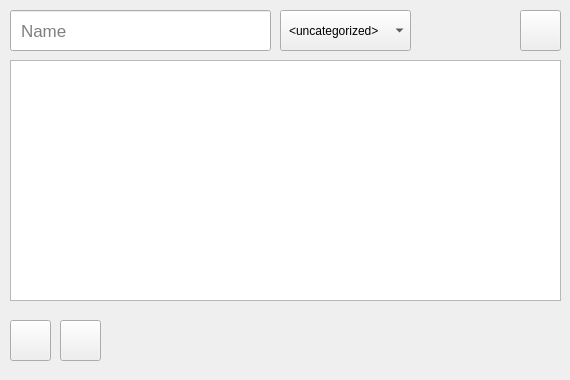
DelevoXDG/FlashcardMaster, file app/modules/ui/deck_widget.ui: the form before one commit.
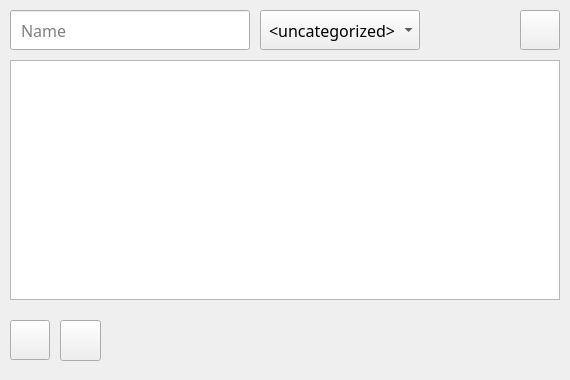
The form after the commit. Icons and pictures are not drawn.

Patch:
```diff
--- a/app/modules/ui/deck_widget.ui
+++ b/app/modules/ui/deck_widget.ui
@@ -10,16 +10,31 @@
     <height>380</height>
    </rect>
   </property>
+  <property name="minimumSize">
+   <size>
+    <width>570</width>
+    <height>380</height>
+   </size>
+  </property>
+  <property name="maximumSize">
+   <size>
+    <width>570</width>
+    <height>380</height>
+   </size>
+  </property>
   <property name="windowTitle">
    <string>Deck Editor</string>
   </property>
+  <property name="styleSheet">
+   <string notr="true">font-family: Noto Sans SC;</string>
+  </property>
   <widget class="QPushButton" name="add_button">
    <property name="geometry">
     <rect>
      <x>10</x>
      <y>320</y>
-     <width>41</width>
-     <height>41</height>
+     <width>40</width>
+     <height>40</height>
     </rect>
    </property>
    <property name="cursor">
@@ -76,19 +91,20 @@
     <rect>
      <x>10</x>
      <y>10</y>
-     <width>261</width>
-     <height>41</height>
+     <width>240</width>
+     <height>40</height>
     </rect>
    </property>
    <property name="font">
     <font>
-     <family>Arial</family>
-     <pointsize>13</pointsize>
+     <family>Noto Sans SC</family>
+     <pointsize>-1</pointsize>
     </font>
    </property>
    <property name="styleSheet">
     <string notr="true">QLineEdit {
-                        padding-left: 8px;
+padding-left: 8px;
+font-size: 16px;
 }</string>
    </property>
    <property name="placeholderText">
@@ -98,17 +114,17 @@
   <widget class="QComboBox" name="category_combo_box">
    <property name="geometry">
     <rect>
-     <x>280</x>
+     <x>260</x>
      <y>10</y>
-     <width>131</width>
-     <height>41</height>
+     <width>160</width>
+     <height>40</height>
     </rect>
    </property>
    <property name="styleSheet">
     <string notr="true">QComboBox {
-                        padding-left: 8px;
-                           
-                    }</string>
+padding-left: 8px;
+font-size: 16px;
+}</string>
    </property>
    <property name="placeholderText">
     <string/>
@@ -124,8 +140,8 @@
     <rect>
      <x>10</x>
      <y>60</y>
-     <width>551</width>
-     <height>241</height>
+     <width>550</width>
+     <height>240</height>
     </rect>
    </property>
   </widget>
@@ -134,8 +150,8 @@
     <rect>
      <x>520</x>
      <y>10</y>
-     <width>41</width>
-     <height>41</height>
+     <width>40</width>
+     <height>40</height>
     </rect>
    </property>
    <property name="text">
```
Left out of the diff: 4 changed lines with no effect on the pictures.
